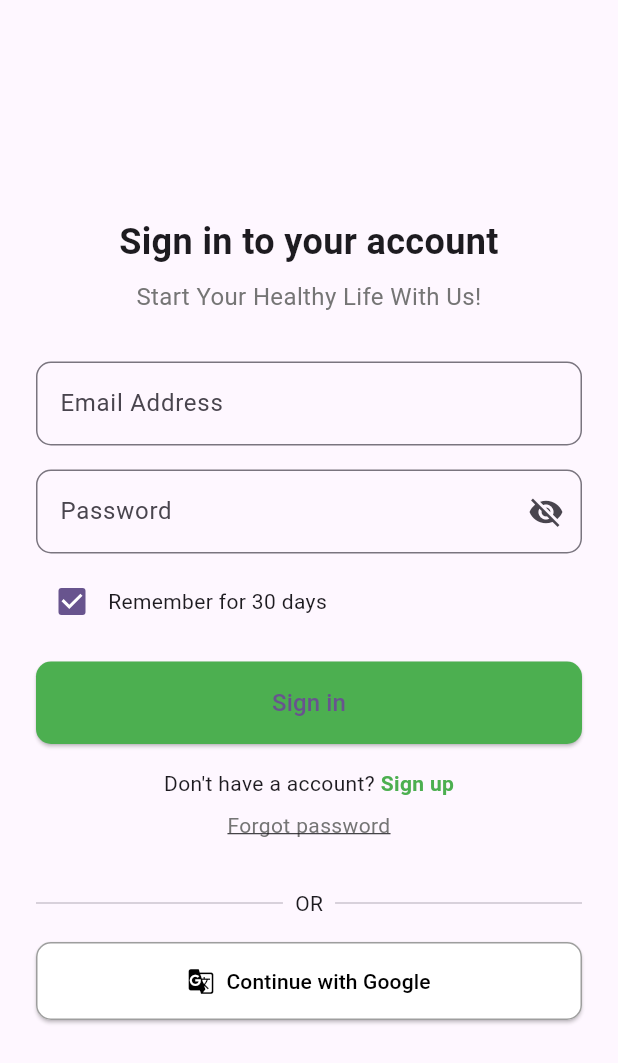
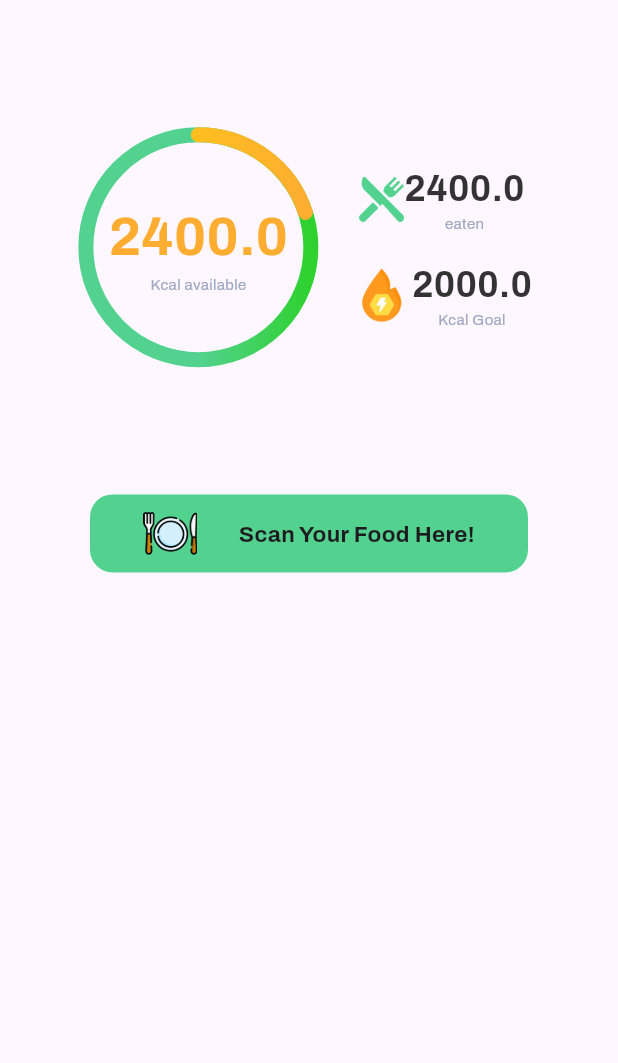
Before and after one commit to EdgarTanamal/Nutriwise, a Flutter app: the HomeScreen screen opened by its route, on a phone screen of 412 x 824 dp. Shown: the top 1063 px of the screen. Run offline on Flutter 3.47's test engine with Material 3 defaults, Android fonts, the light colour scheme and no system bars; our stand-ins replace cloud_firestore, firebase_auth, firebase_core, google_fonts, share_plus, shared_preferences; missing offline and left inert: json_cache; accounts and stored records are empty.

Commit message:
add calorie progress indicator in homescreen

```diff
--- a/lib/shared/const.dart
+++ b/lib/shared/const.dart
@@ -1,4 +1,55 @@
 part of 'shared.dart';
+
+
+
+class AppColors{
+  static const Color lightgreen = Color(0xFF53D28F); // light Green
+  static const Color green = Color(0xFF2ED12E); // dark Green
+  static const Color grey = Color(0xFFF2F5FC); // Blue
+  static const Color lightyellow = Color(0xFFFDCF0F); //light yellow
+  static const Color yellow = Color(0xFFFFAD31); //yellow
+
+
+  static const Color accentColor = Color(0xFFFF5722); // Orange
+  static const Color backgroundColor = Color(0xFFF5F5F5); // Light grey
+
+
+  static const Color textColor = Color(0xFF333333); // Dark grey
+  static const Color subText = Color(0xFF9DA8C3); // light blue
+}
+
+class AppGradients {
+  // Define a linear gradient with the green color
+  static const LinearGradient greenGradient = LinearGradient(
+    begin: Alignment.topLeft,
+    end: Alignment.bottomRight,
+    colors: [
+      AppColors.lightgreen, // Your green color
+      AppColors.green, // Another color to blend with
+    ],
+  );
+  static const LinearGradient yellowGradient = LinearGradient(
+    begin: Alignment.topLeft,
+    end: Alignment.bottomRight,
+    colors: [
+      AppColors.lightyellow, // Your green color
+      AppColors.yellow, // Another color to blend with
+    ],
+  );
+
+  // Define a radial gradient with the green color
+  // static const RadialGradient greenRadialGradient = RadialGradient(
+  //   center: Alignment.center,
+  //   radius: 0.8,
+  //   colors: [
+  //     AppColors.green, // Your green color
+  //     Colors.blue, // Another color
+  //   ],
+  // );
+}
+
+
+
 
 class Const {
   static int userId = 0;
--- a/lib/shared/shared.dart
+++ b/lib/shared/shared.dart
@@ -1,8 +1,12 @@
 import 'dart:convert';
 import 'dart:io';
 
+import 'package:flutter/cupertino.dart';
 import 'package:json_cache/json_cache.dart';
 import 'package:share_plus/share_plus.dart';
 import 'package:shared_preferences/shared_preferences.dart';
+import 'package:flutter/material.dart';
+import 'package:google_fonts/google_fonts.dart';
+
 
 part 'const.dart';
--- a/lib/view/pages/home_page.dart
+++ b/lib/view/pages/home_page.dart
@@ -1,136 +1,126 @@
 part of 'pages.dart';
 
-class HomeScreen extends StatelessWidget {
+class HomeScreen extends StatefulWidget {
+  @override
+  State<HomeScreen> createState() => _HomeScreenState();
+}
+
+class _HomeScreenState extends State<HomeScreen> {
   @override
   Widget build(BuildContext context) {
+    double calorieConsumed = 2400;
+    double calorieGoal=2000;
+    double screenHeight = MediaQuery.of(context).size.height;
+
+
     return Scaffold(
-      body: Padding(
-        padding: const EdgeInsets.symmetric(horizontal: 24.0),
-        child: Column(
+      body: Column(
+        children: [
+          Container(
+            height: screenHeight*0.4,
+            child: Padding(
+              padding: const EdgeInsets.symmetric(vertical: 30, horizontal: 30),
+              child: Row(
+                crossAxisAlignment: CrossAxisAlignment.center,
+                mainAxisAlignment: MainAxisAlignment.spaceEvenly,
+                children: [
+                  Column(
                     mainAxisAlignment: MainAxisAlignment.center,
-          crossAxisAlignment: CrossAxisAlignment.stretch,
+                    crossAxisAlignment: CrossAxisAlignment.center,
+                    children: [
+                      // Larger circle
+                      CalorieProgressIndicator(
+                        calorieConsumed: calorieConsumed,
+                        calorieGoal: calorieGoal,
+                      ),
+                    ],
+                  ),
+                  Column(
+                    mainAxisAlignment: MainAxisAlignment.center,
+                    crossAxisAlignment: CrossAxisAlignment.center,
+                    children: [
+                      Row(
+                        mainAxisAlignment: MainAxisAlignment.spaceBetween,
+                        crossAxisAlignment: CrossAxisAlignment.center,
+                        children: [
+                          Image.asset(
+                            "assets/images/restaurant.png",
+                            width: 30,  // Increased size for better visibility
+                            height: 30,
+                            fit: BoxFit.cover,
+                          ),
+                          Column(
                             children: [
                               Text(
-              'Sign in to your account',
-              style: TextStyle(
-                fontSize: 24,
-                fontWeight: FontWeight.bold,
+                                  "$calorieConsumed",
+                                  style: GoogleFonts.archivo(fontSize: 24, color: AppColors.textColor, fontWeight: FontWeight.bold)
                               ),
-              textAlign: TextAlign.center,
+                              Text(
+                                  "eaten",
+                                  style: GoogleFonts.archivo(fontSize: 10, color: AppColors.subText)
                               ),
-            SizedBox(height: 8),
-            Text(
-              'Start Your Healthy Life With Us!',
-              style: TextStyle(
-                fontSize: 16,
-                color: Colors.grey[600],
+                            ],
                           ),
-              textAlign: TextAlign.center,
-            ),
-            SizedBox(height: 32),
-            TextField(
-              decoration: InputDecoration(
-                labelText: 'Email Address',
-                border: OutlineInputBorder(
-                  borderRadius: BorderRadius.circular(10),
-                ),
-              ),
-            ),
-            SizedBox(height: 16),
-            TextField(
-              obscureText: true,
-              decoration: InputDecoration(
-                labelText: 'Password',
-                suffixIcon: Icon(Icons.visibility_off),
-                border: OutlineInputBorder(
-                  borderRadius: BorderRadius.circular(10),
-                ),
-              ),
-            ),
-            SizedBox(height: 8),
-            Row(
-              children: [
-                Checkbox(
-                  value: true,
-                  onChanged: (value) {},
-                ),
-                Text('Remember for 30 days'),
                         ],
                       ),
                       SizedBox(height: 16),
-            ElevatedButton(
-              onPressed: () {},
-              style: ElevatedButton.styleFrom(
-                backgroundColor: Colors.green,
-                shape: RoundedRectangleBorder(
-                  borderRadius: BorderRadius.circular(10),
+                      Row(
+                        mainAxisAlignment: MainAxisAlignment.spaceBetween,
+                        crossAxisAlignment: CrossAxisAlignment.center,
+                        children: [
+                          Image.asset(
+                            "assets/images/fire.png",
+                            width: 40,  // Increased size for better visibility
+                            height: 40,
+                            fit: BoxFit.cover,
                           ),
-                padding: EdgeInsets.symmetric(vertical: 16),
+                          Column(
+                            children: [
+                              Text(
+                                  "$calorieGoal",
+                                  style: GoogleFonts.archivo(fontSize: 24, color: AppColors.textColor, fontWeight: FontWeight.bold)
                               ),
-              child: Text(
-                'Sign in',
-                style: TextStyle(fontSize: 16),
-              ),
-            ),
-            SizedBox(height: 16),
-            Row(
-              mainAxisAlignment: MainAxisAlignment.center,
-              children: [
-                Text("Don't have a account? "),
-                GestureDetector(
-                  onTap: () {},
-                  child: Text(
-                    'Sign up',
-                    style: TextStyle(
-                      color: Colors.green,
-                      fontWeight: FontWeight.bold,
-                    ),
-                  ),
+                              Text(
+                                  "Kcal Goal",
+                                  style: GoogleFonts.archivo(fontSize: 10, color: AppColors.subText)
                               ),
                             ],
                           ),
-            SizedBox(height: 8),
-            GestureDetector(
-              onTap: () {},
-              child: Text(
-                'Forgot password',
-                style: TextStyle(
-                  color: Colors.grey[600],
-                  fontSize: 14,
-                  decoration: TextDecoration.underline,
-                ),
-                textAlign: TextAlign.center,
-              ),
-            ),
-            SizedBox(height: 32),
-            Row(
-              children: [
-                Expanded(child: Divider()),
-                Padding(
-                  padding: const EdgeInsets.symmetric(horizontal: 8.0),
-                  child: Text('OR'),
-                ),
-                Expanded(child: Divider()),
                         ],
                       ),
-            SizedBox(height: 16),
-            ElevatedButton.icon(
-              onPressed: () {},
-              icon: Icon(Icons.g_translate),
-              label: Text('Continue with Google'),
-              style: ElevatedButton.styleFrom(
-                backgroundColor: Colors.white,
-                foregroundColor: Colors.black,
-                side: BorderSide(color: Colors.grey),
-                shape: RoundedRectangleBorder(
-                  borderRadius: BorderRadius.circular(10),
-                ),
-                padding: EdgeInsets.symmetric(vertical: 16),
-              ),
+
+                    ],
                   ),
                 ],
               ),
             ),
+          ),
+          Padding(
+            padding: const EdgeInsets.symmetric(horizontal: 60),
+            child: Container(
+              decoration: BoxDecoration(
+                color: AppColors.lightgreen,
+                borderRadius: BorderRadius.circular(15), // Set your border radius here
+              ),
+              child: Padding(
+                padding: const EdgeInsets.all(8.0),
+                child: Row(
+                  mainAxisAlignment: MainAxisAlignment.spaceEvenly,
+                  crossAxisAlignment: CrossAxisAlignment.center,
+                  children: [
+                    Image.asset(
+                        "assets/images/meal.png",
+                      height: 36,
+                      width: 36,
+                    ),
+                    Text("Scan Your Food Here!", style: GoogleFonts.archivo(fontSize: 15, fontWeight: FontWeight.bold),)
+                  ],
+                ),
+              ),
+            ),
+          )
+        ],
+      ),
     );
   }
 }
--- a/lib/view/pages/pages.dart
+++ b/lib/view/pages/pages.dart
@@ -1,7 +1,12 @@
 import 'dart:async';
 
 import 'package:diabets/shared/shared.dart';
+import 'package:diabets/view/widgets/widgets.dart';
 import 'package:flutter/material.dart';
+import 'package:flutter/cupertino.dart';
+import 'package:flutter/widgets.dart';
+import 'package:google_fonts/google_fonts.dart';
+
 
 part 'register_page.dart';
 part 'login_page.dart';
--- /dev/null
+++ b/lib/view/widgets/calorieProgressIndicator.dart
@@ -0,0 +1,128 @@
+part of'widgets.dart';
+
+class CalorieProgressIndicator extends StatelessWidget {
+  final double calorieConsumed;
+  final double calorieGoal;
+  final Gradient greengradient;
+  final Gradient yellowGradient;
+  final double strokeWidth;
+  final double sized;
+
+  const CalorieProgressIndicator({
+    Key? key,
+    required this.calorieConsumed,
+    required this.calorieGoal,
+    this.greengradient = AppGradients.greenGradient,
+    this.yellowGradient = AppGradients.yellowGradient,
+    this.strokeWidth = 10.0,
+    this.sized = 150,
+  }) : super(key: key);
+
+  @override
+  Widget build(BuildContext context) {
+
+    double progress = calorieConsumed / calorieGoal;
+    return Stack(
+      alignment: Alignment.center,
+      children: [
+        Container(
+          width: sized,
+          height: sized,
+          child: CustomPaint(
+            painter: ProgressPainter(progress, strokeWidth),
+          ),
+        ),
+        Column(
+          mainAxisAlignment: MainAxisAlignment.center,
+          crossAxisAlignment: CrossAxisAlignment.center,
+          children: [
+            Text(
+              "$calorieConsumed", // Persentase
+              style: GoogleFonts.archivo(fontSize: 36, color: calorieConsumed>calorieGoal? AppColors.yellow: AppColors.green, fontWeight: FontWeight.bold)
+            ),
+            Text(
+              "Kcal available",
+              style: GoogleFonts.archivo(fontSize: 10, color: AppColors.subText),
+            ),
+          ],
+        ),
+      ],
+    );
+  }
+}
+
+class ProgressPainter extends CustomPainter {
+  final double progress;
+  final double strokeWidth;
+
+  ProgressPainter(this.progress, this.strokeWidth);
+
+  @override
+  void paint(Canvas canvas, Size size) {
+    // Paint for the background circle
+    Paint backgroundPaint = Paint()
+      ..color = AppColors.grey
+      ..style = PaintingStyle.stroke
+      ..strokeWidth = strokeWidth;
+
+    // Paint for the green progress circle (up to 100%) with gradient
+    Paint progressPaintGreen = Paint()
+      ..style = PaintingStyle.stroke
+      ..strokeWidth = strokeWidth
+      ..strokeCap = StrokeCap.round;
+
+    // Apply a RadialGradient to the green progress
+    progressPaintGreen.shader = LinearGradient(
+      colors: [AppColors.lightgreen, AppColors.green], // Green gradient
+      begin: Alignment.center, // Gradient starts from the center
+      end: Alignment.centerRight, // Gradient ends at the right edge
+    ).createShader(Rect.fromCircle(center: Offset(size.width / 2, size.height / 2), radius: size.width / 2));
+
+    // Paint for the yellow progress circle (above 100%) with gradient
+    Paint progressPaintYellow = Paint()
+      ..style = PaintingStyle.stroke
+      ..strokeWidth = strokeWidth
+      ..strokeCap = StrokeCap.round;
+
+    // Apply a RadialGradient to the yellow progress
+    progressPaintYellow.shader = LinearGradient(
+      colors: [AppColors.lightyellow, AppColors.yellow], // Yellow gradient
+      begin: Alignment.centerLeft, // Gradient starts from the center
+      end: Alignment.centerRight, // Gradient ends at the right edge
+    ).createShader(Rect.fromCircle(center: Offset(size.width / 2, size.height / 2), radius: size.width / 2));
+
+    // Draw the background circle
+    canvas.drawCircle(Offset(size.width / 2, size.height / 2), size.width / 2, backgroundPaint);
+
+    // Calculate the angle for the green progress (up to 100%)
+    double sweepAngleGreen = 2 * 3.14159265359 * (progress < 1.0 ? progress : 1.0); // Green progress (max 100%)
+
+    // Draw the green progress arc (up to 100%)
+    canvas.drawArc(
+      Rect.fromCircle(center: Offset(size.width / 2, size.height / 2), radius: size.width / 2),
+      -3.14159265359 / 2, // Start angle (top of the circle)
+      sweepAngleGreen, // Sweep angle based on progress
+      false,
+      progressPaintGreen,
+    );
+
+    // If progress exceeds 100%, draw the yellow part
+    if (progress > 1.0) {
+      double sweepAngleYellow = 2 * 3.14159265359 * (progress - 1.0); // Yellow progress (above 100%)
+
+      // Draw the yellow progress arc (for progress above 100%)
+      canvas.drawArc(
+        Rect.fromCircle(center: Offset(size.width / 2, size.height / 2), radius: size.width / 2),
+        -3.14159265359 / 2 + sweepAngleGreen, // Start angle after the green progress
+        sweepAngleYellow, // Sweep angle for the yellow part
+        false,
+        progressPaintYellow,
+      );
+    }
+  }
+
+  @override
+  bool shouldRepaint(covariant CustomPainter oldDelegate) {
+    return false; // No need to repaint unless progress changes
+  }
+}
--- /dev/null
+++ b/lib/view/widgets/widgets.dart
@@ -0,0 +1,9 @@
+
+
+import 'package:diabets/shared/shared.dart';
+import 'package:flutter/cupertino.dart';
+import 'package:flutter/material.dart';
+import 'package:google_fonts/google_fonts.dart'; // Correct relative path to const.dart
+
+
+part 'calorieProgressIndicator.dart';
--- a/pubspec.yaml
+++ b/pubspec.yaml
@@ -41,6 +41,7 @@ dependencies:
   test: ^1.24.9
   json_cache: ^3.0.1
   share_plus: ^10.0.0
+  google_fonts: ^6.2.1
 
 dev_dependencies:
   flutter_test:
@@ -58,6 +59,8 @@ dev_dependencies:
 
 # The following section is specific to Flutter packages.
 flutter:
+  assets:
+    - assets/images/
 
   # The following line ensures that the Material Icons font is
   # included with your application, so that you can use the icons in
```
Also changed, not shown: assets/images/calories (1).png (added), assets/images/calories.png (added), assets/images/fire.png (added), assets/images/meal.png (added), assets/images/restaurant.png (added), pubspec.lock. Lines whose indentation alone changed are shown as unchanged.
